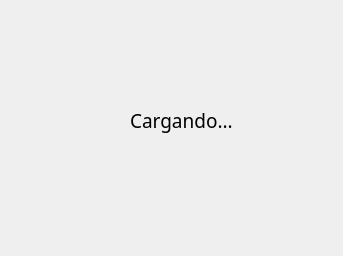
Moises024/sistema_de_caja, file ui/loading.ui: the form before one commit.
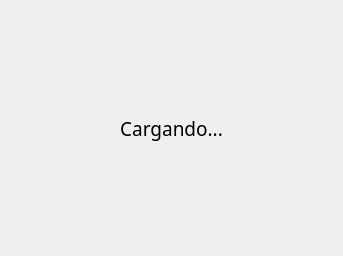
The form after the commit.

```diff
--- a/ui/loading.ui
+++ b/ui/loading.ui
@@ -13,15 +13,9 @@
   <property name="windowTitle">
    <string>Form</string>
   </property>
+  <layout class="QVBoxLayout" name="verticalLayout">
+   <item>
   <widget class="QLabel" name="loading">
-   <property name="geometry">
-    <rect>
-     <x>130</x>
-     <y>50</y>
-     <width>131</width>
-     <height>141</height>
-    </rect>
-   </property>
    <property name="font">
     <font>
      <family>Dubai</family>
@@ -34,7 +28,12 @@
    <property name="text">
     <string>Cargando...</string>
    </property>
-  </widget>
+     <property name="alignment">
+      <set>Qt::AlignCenter</set>
+     </property>
+    </widget>
+   </item>
+  </layout>
  </widget>
  <resources/>
  <connections/>
```
Lines whose indentation alone changed are shown as unchanged.
